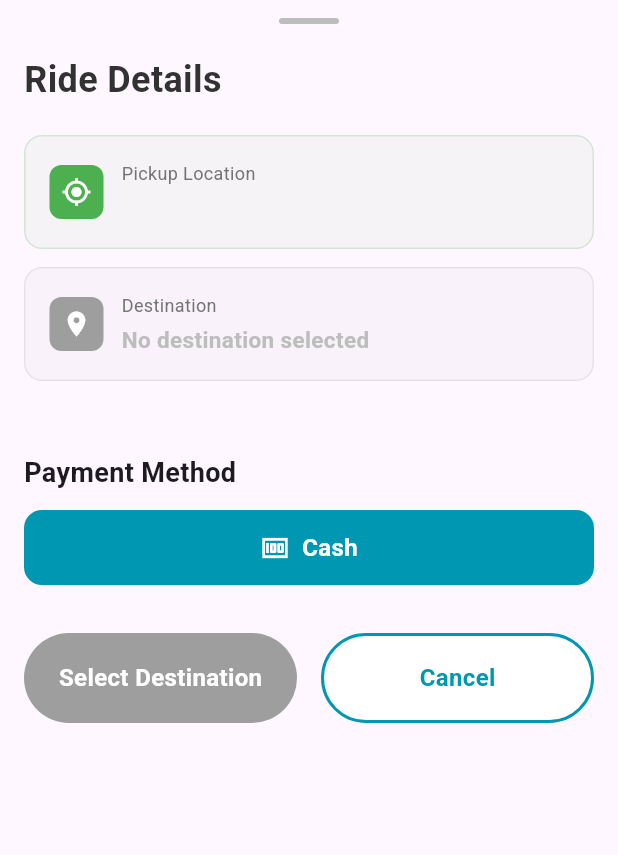
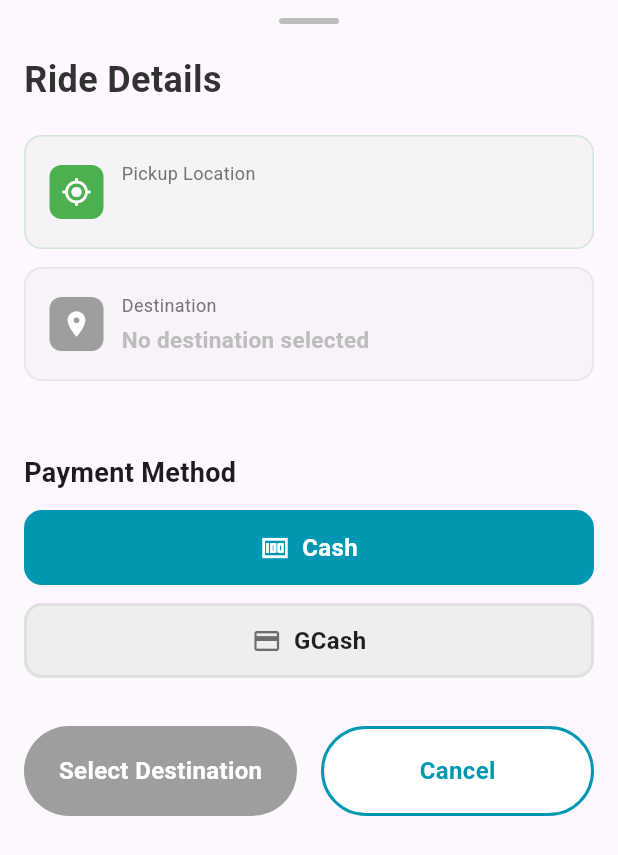
Before and after one commit to Keimana/Go-trike, a Flutter app: the RequestTrikePage widget shown alone on an empty page, opened directly with empty values, on a phone screen of 412 x 824 dp. Shown: the top 855 px of the screen. Run offline on Flutter 3.47's test engine with Material 3 defaults, Android fonts, the phone set to English and light mode, and no system bars; our stand-ins replace cloud_firestore, firebase_auth, firebase_core, flutter_dotenv, flutter_svg, geolocator and 1 more; accounts and stored records are empty.

Commit message:
feat(user) add gcash payment

```diff
--- a/lib/screens - admin/dashboard_admin.dart
+++ b/lib/screens - admin/dashboard_admin.dart
@@ -331,6 +331,7 @@ class ReportsContent extends StatelessWidget {
             _HeaderConfig('Issues', flex: 3),
             _HeaderConfig('Comments', flex: 2),
             _HeaderConfig('Reporter', flex: 2),
+            _HeaderConfig('Toda #', flex: 2),
           ],
           rows: displayReports,
           builder: (report, index) => [
--- a/lib/screens/request_trike.dart
+++ b/lib/screens/request_trike.dart
@@ -237,6 +237,7 @@ class _RequestTrikePageState extends State<RequestTrikePage> {
       print('Distance in KM: $_distanceInKm');
       print('Duration in Seconds: $_durationInSeconds');
       print('Fare: $fare');
+      print('Payment Method: $_selectedPaymentMethod');
       print('===============================');
 
       final RideRequest? rideRequest = await RideRequestService.submitRideRequest(
@@ -867,6 +868,7 @@ class _RequestTrikePageState extends State<RequestTrikePage> {
             ),
             const SizedBox(height: 12),
 
+            // Cash option
             GestureDetector(
               onTap: () {
                 setState(() {
@@ -912,6 +914,56 @@ class _RequestTrikePageState extends State<RequestTrikePage> {
                 ),
               ),
             ),
+
+            const SizedBox(height: 12),
+
+            // GCash option
+            GestureDetector(
+              onTap: () {
+                setState(() {
+                  _selectedPaymentMethod = 'GCash';
+                });
+              },
+              child: Container(
+                height: 50,
+                decoration: BoxDecoration(
+                  color: _selectedPaymentMethod == 'GCash'
+                      ? const Color(0xFF0097B2)
+                      : Colors.grey[200],
+                  borderRadius: BorderRadius.circular(12),
+                  border: Border.all(
+                    color: _selectedPaymentMethod == 'GCash'
+                        ? const Color(0xFF0097B2)
+                        : Colors.grey[300]!,
+                    width: 2,
+                  ),
+                ),
+                child: Row(
+                  mainAxisAlignment: MainAxisAlignment.center,
+                  children: [
+                    Icon(
+                      Icons.payment,
+                      color: _selectedPaymentMethod == 'GCash'
+                          ? Colors.white
+                          : Colors.black54,
+                      size: 20,
+                    ),
+                    const SizedBox(width: 8),
+                    Text(
+                      'GCash',
+                      style: TextStyle(
+                        color: _selectedPaymentMethod == 'GCash'
+                            ? Colors.white
+                            : Colors.black87,
+                        fontSize: 16,
+                        fontWeight: FontWeight.w600,
+                      ),
+                    ),
+                  ],
+                ),
+              ),
+            ),
+
             const SizedBox(height: 32),
 
             // Request & Cancel buttons
```
